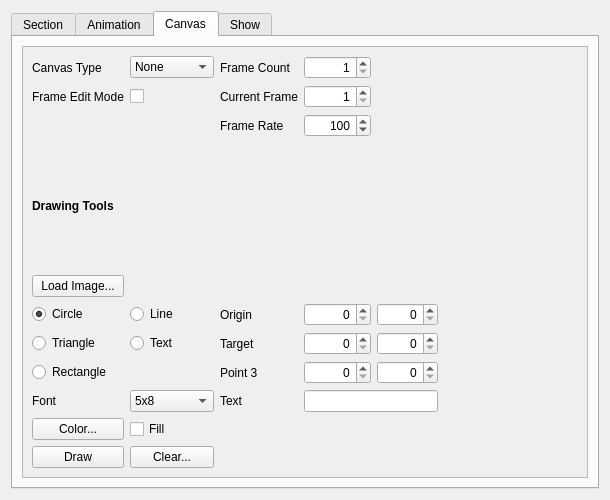
The window that src/widget/maestrocontrol.ui (8bitbuddhist/PixelMaestro-Studio) describes before a commit, drawn with Qt 5.
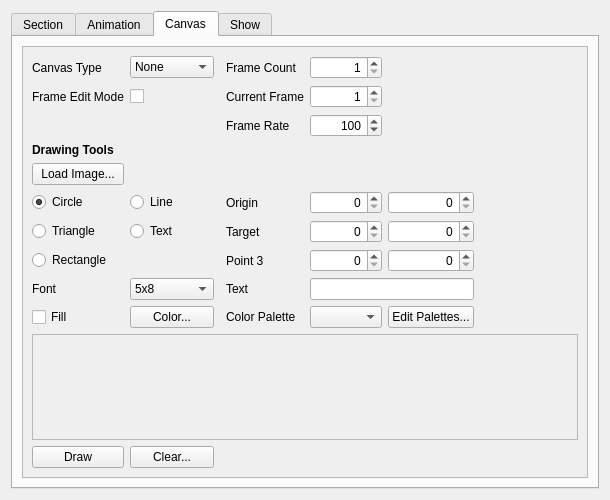
The same window after the commit. The open tabs and pages were chosen to show the change.

Commit message: Initial integration of new PaletteCanvas class.

Patch:
```diff
--- a/src/widget/maestrocontrol.ui
+++ b/src/widget/maestrocontrol.ui
@@ -38,7 +38,7 @@
       <enum>QTabWidget::Rounded</enum>
      </property>
      <property name="currentIndex">
-      <number>0</number>
+      <number>2</number>
      </property>
      <widget class="QWidget" name="sectionTab">
       <property name="sizePolicy">
@@ -586,14 +586,34 @@
            <rect>
             <x>0</x>
             <y>0</y>
-            <width>568</width>
-            <height>428</height>
+            <width>554</width>
+            <height>460</height>
            </rect>
           </property>
           <layout class="QGridLayout" name="gridLayout_2">
            <property name="sizeConstraint">
             <enum>QLayout::SetMinimumSize</enum>
            </property>
+           <item row="10" column="0">
+            <widget class="QCheckBox" name="fillCheckBox">
+             <property name="toolTip">
+              <string>Fills in shapes, otherwise draws only the shape's outline</string>
+             </property>
+             <property name="text">
+              <string>Fill</string>
+             </property>
+            </widget>
+           </item>
+           <item row="10" column="1">
+            <widget class="QPushButton" name="selectColorButton">
+             <property name="toolTip">
+              <string>Sets the color used to draw shapes</string>
+             </property>
+             <property name="text">
+              <string>Color...</string>
+             </property>
+            </widget>
+           </item>
            <item row="7" column="3">
             <widget class="QLabel" name="targetLabel">
              <property name="text">
@@ -634,16 +654,6 @@
              </property>
             </widget>
            </item>
-           <item row="10" column="1">
-            <widget class="QCheckBox" name="fillCheckBox">
-             <property name="toolTip">
-              <string>Fills in shapes, otherwise draws only the shape's outline</string>
-             </property>
-             <property name="text">
-              <string>Fill</string>
-             </property>
-            </widget>
-           </item>
            <item row="7" column="1">
             <widget class="QRadioButton" name="textRadioButton">
              <property name="text">
@@ -664,7 +674,7 @@
              </property>
             </widget>
            </item>
-           <item row="11" column="0">
+           <item row="12" column="0">
             <widget class="QPushButton" name="drawButton">
              <property name="text">
               <string>Draw</string>
@@ -692,16 +702,6 @@
              </property>
             </widget>
            </item>
-           <item row="10" column="0">
-            <widget class="QPushButton" name="selectColorButton">
-             <property name="toolTip">
-              <string>Sets the color used to draw shapes</string>
-             </property>
-             <property name="text">
-              <string>Color...</string>
-             </property>
-            </widget>
-           </item>
            <item row="1" column="0">
             <widget class="QLabel" name="toggleCanvasModeLabel">
              <property name="sizePolicy">
@@ -748,6 +748,11 @@
                <string>Color</string>
               </property>
              </item>
+             <item>
+              <property name="text">
+               <string>Palette</string>
+              </property>
+             </item>
             </widget>
            </item>
            <item row="7" column="5">
@@ -854,7 +859,7 @@
              </property>
             </widget>
            </item>
-           <item row="11" column="1">
+           <item row="12" column="1">
             <widget class="QPushButton" name="clearButton">
              <property name="text">
               <string>Clear...</string>
@@ -958,6 +963,48 @@
              </property>
             </spacer>
            </item>
+           <item row="10" column="5">
+            <widget class="QPushButton" name="canvasEditPaletteButton">
+             <property name="text">
+              <string>Edit Palettes...</string>
+             </property>
+            </widget>
+           </item>
+           <item row="10" column="4">
+            <widget class="QComboBox" name="canvasPaletteComboBox"/>
+           </item>
+           <item row="10" column="3">
+            <widget class="QLabel" name="canvasPaletteLabel">
+             <property name="text">
+              <string>Color Palette</string>
+             </property>
+            </widget>
+           </item>
+           <item row="11" column="0" colspan="7">
+            <widget class="QScrollArea" name="canvasColorPickerScrollArea">
+             <property name="verticalScrollBarPolicy">
+              <enum>Qt::ScrollBarAlwaysOff</enum>
+             </property>
+             <property name="widgetResizable">
+              <bool>true</bool>
+             </property>
+             <widget class="QWidget" name="canvasColorPickerScrollAreaWidgetContents">
+              <property name="geometry">
+               <rect>
+                <x>0</x>
+                <y>0</y>
+                <width>534</width>
+                <height>68</height>
+               </rect>
+              </property>
+              <layout class="QGridLayout" name="gridLayout_7">
+               <item row="0" column="0">
+                <layout class="QHBoxLayout" name="canvasColorPickerLayout"/>
+               </item>
+              </layout>
+             </widget>
+            </widget>
+           </item>
           </layout>
          </widget>
         </widget>
```
Left out of the diff: 2 changed lines with no effect on the pictures. The commit also changes 7 other files.
